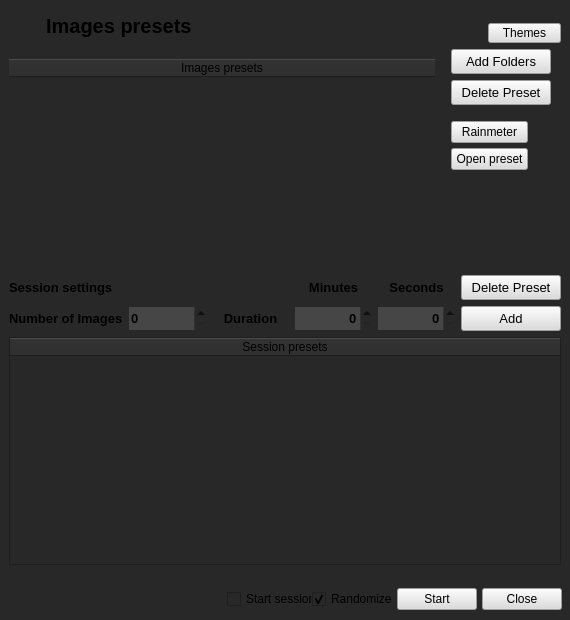
This is ui/main_window.ui in Inkdecker/Inkdrawing as Qt 5 draws it before an edit. The edited form follows.
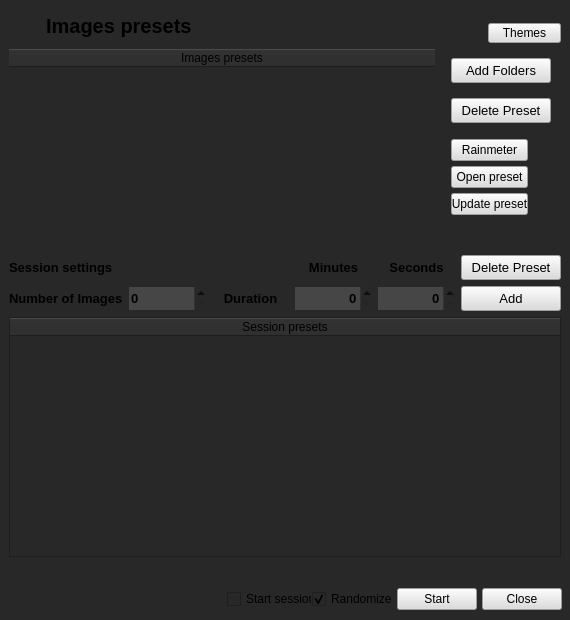
This is the edited form. Icons and pictures are not drawn.

```diff
--- a/ui/main_window.ui
+++ b/ui/main_window.ui
@@ -665,18 +665,50 @@
           </item>
           <item>
            <layout class="QVBoxLayout" name="verticalLayout_3">
+            <property name="spacing">
+             <number>6</number>
+            </property>
             <property name="leftMargin">
-             <number>10</number>
+             <number>0</number>
             </property>
             <property name="topMargin">
-             <number>14</number>
+             <number>1</number>
             </property>
             <property name="bottomMargin">
-             <number>145</number>
+             <number>24</number>
             </property>
             <item>
              <layout class="QVBoxLayout" name="verticalLayout_6"/>
             </item>
+            <item>
+             <layout class="QVBoxLayout" name="verticalLayout_8">
+              <property name="topMargin">
+               <number>5</number>
+              </property>
+             </layout>
+            </item>
+            <item>
+             <widget class="QPushButton" name="update_preset_button">
+              <property name="minimumSize">
+               <size>
+                <width>50</width>
+                <height>22</height>
+               </size>
+              </property>
+              <property name="maximumSize">
+               <size>
+                <width>77</width>
+                <height>16777215</height>
+               </size>
+              </property>
+              <property name="styleSheet">
+               <string notr="true">background: rgb(220,220,220); color: 'black';</string>
+              </property>
+              <property name="text">
+               <string>Update preset</string>
+              </property>
+             </widget>
+            </item>
            </layout>
           </item>
          </layout>
```
Left out of the diff: 4 changed lines with no effect on the pictures. Lines whose indentation alone changed are shown as unchanged.
